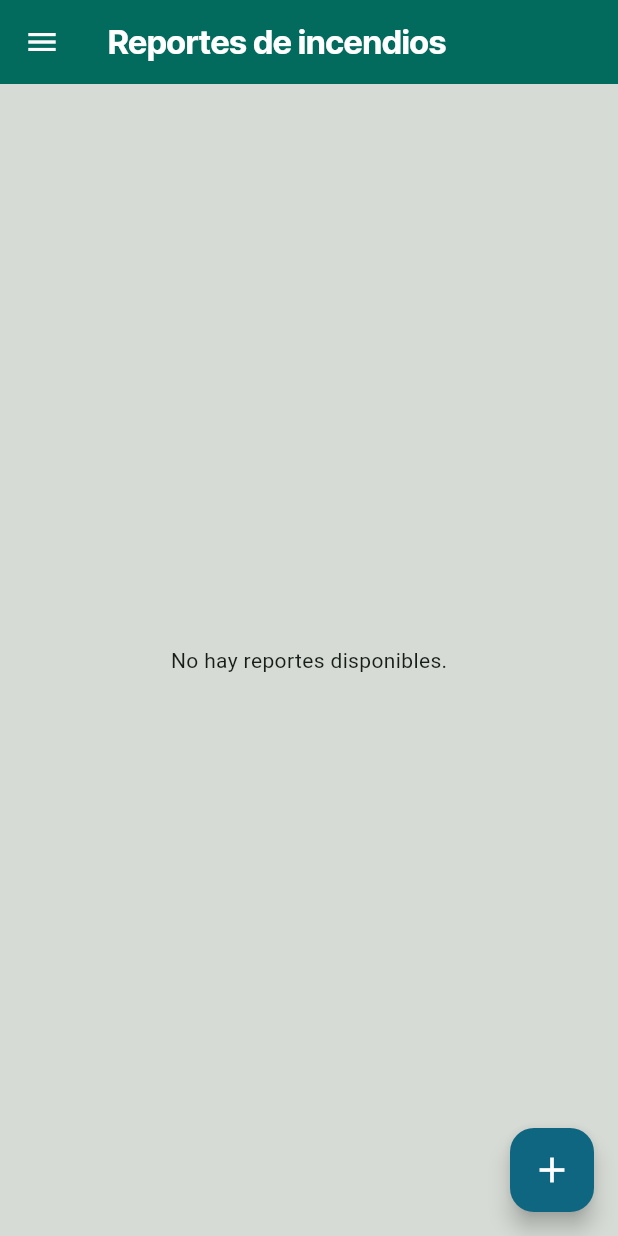
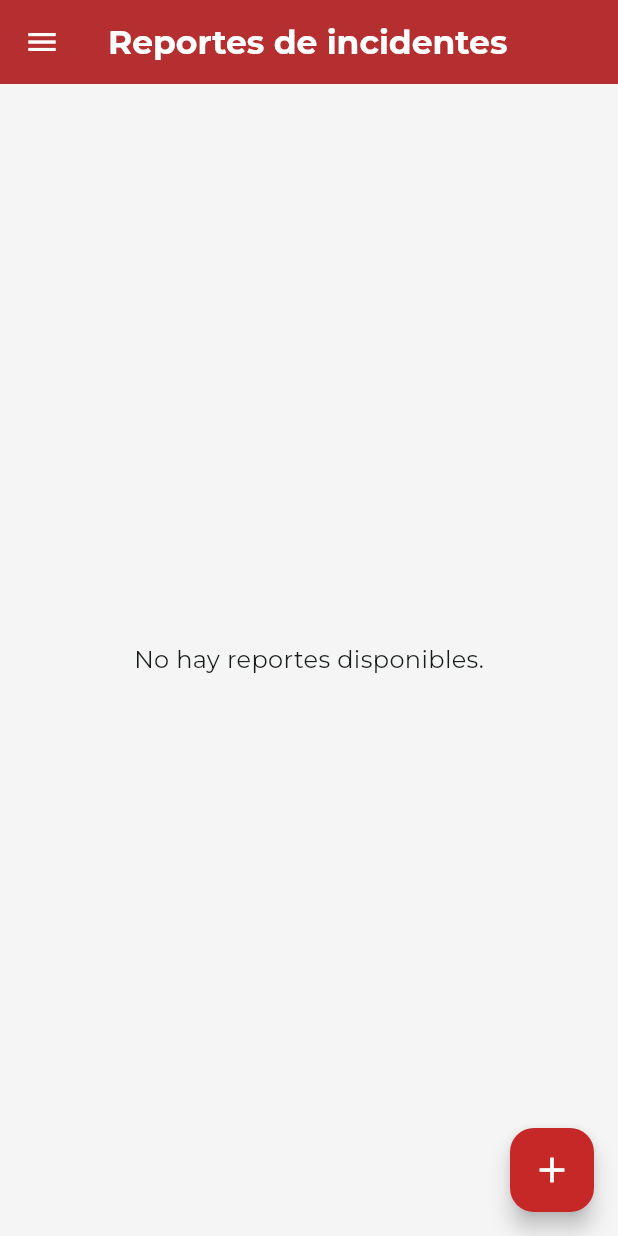
Before and after one commit to RodeMoon/app-bomberos, a Flutter app: the DashboardScreen screen opened by its route, on a phone screen of 412 x 824 dp. Run offline on Flutter 3.47's test engine with Material 3 defaults, Android fonts, the phone set to English and light mode, and no system bars; our stand-ins replace cloud_firestore, firebase_auth, firebase_core, firebase_database, firebase_storage, fluttertoast and 8 more; accounts and stored records are empty.

Commit message:
corrección dashboard

```diff
--- a/lib/screens/dashboard_screen.dart
+++ b/lib/screens/dashboard_screen.dart
@@ -14,10 +14,7 @@ class DashboardScreen extends StatefulWidget {
 }
 
 class _DashboardScreenState extends State<DashboardScreen> {
-  // Clave para el Scaffold
   final GlobalKey<ScaffoldState> _scaffoldKey = GlobalKey<ScaffoldState>();
-
-  int index = 0;
 
   final FirebaseAuth auth = FirebaseAuth.instance;
   User? user;
@@ -27,224 +24,265 @@ class _DashboardScreenState extends State<DashboardScreen> {
   @override
   void initState() {
     super.initState();
-    // Initialize user and email here
     user = FirebaseAuth.instance.currentUser;
 
-    if (user != null) {
-      name = user!.displayName ?? 'Usuario sin nombre';
-      email = user!.email ?? 'Correo no disponible';
-    } else {
-      name = 'Invitado';
-      email = 'Sin sesión';
-    }
+    name = user?.displayName ?? "Bombero";
+    email = user?.email ?? "correo@institucional.com";
   }
 
   @override
   Widget build(BuildContext context) {
-    //  TEMA PRINCIPAL
-    final defaultColorScheme = Theme.of(context).colorScheme;
-
     return Scaffold(
-      backgroundColor: defaultColorScheme.surfaceDim,
       key: _scaffoldKey,
-      // Asigna la clave al Scaffold
+      backgroundColor: const Color(0xFFF5F5F5),
       appBar: AppBar(
-        backgroundColor: defaultColorScheme.secondary,
-        leading: IconButton(
-          onPressed: () {
-            _scaffoldKey.currentState?.openDrawer(); // Abre el drawer
-          },
-          icon: Icon(
-            Icons.menu,
-            color: defaultColorScheme.onPrimary,
+        backgroundColor: const Color(0xFFC62828),
+        elevation: 4,
+        title: Text(
+          "Reportes de incidentes",
+          style: GoogleFonts.montserrat(
+            color: Colors.white,
+            fontWeight: FontWeight.w700,
           ),
         ),
-        title: Text(
-          "Reportes de incendios",
-          style: GoogleFonts.interTight(
-              fontWeight: FontWeight.bold,
-              color: defaultColorScheme.onPrimary),
-        ),
-        actions: const [
-          /*GestureDetector(
-            onTap: () {},
-            child: MouseRegion(
-              cursor: SystemMouseCursors.click,
-              child: IconButton(
-                onPressed: () {},
-                icon: Icon(
-                  Icons.ads_click_sharp,
-                  //color: defaultColorScheme.onPrimary,
+        leading: IconButton(
+          icon: const Icon(Icons.menu, color: Colors.white),
+          onPressed: () => _scaffoldKey.currentState?.openDrawer(),
         ),
       ),
-            ),
-          ),*/
-        ],
-      ),
-      drawer: myDrawer(),
-      body: StreamBuilder<QuerySnapshot>(
-        stream: FirebaseFirestore.instance
-            .collection('reportes')
-            //.orderBy('fecha', descending: true) // opcional: orden por fecha
-            .snapshots(),
+      drawer: buildInstitutionalDrawer(),
+      body: RefreshIndicator(
+        onRefresh: () async {
+          setState(() {}); // reconstruye la interfaz
+        },
+        child: StreamBuilder<QuerySnapshot>(
+          stream: FirebaseFirestore.instance.collection('reportes').snapshots(),
           builder: (context, snapshot) {
             if (snapshot.connectionState == ConnectionState.waiting) {
-            return const Center(child: CircularProgressIndicator());
+              return const Center(
+                  child: CircularProgressIndicator(color: Colors.red));
             }
 
             if (!snapshot.hasData || snapshot.data!.docs.isEmpty) {
-            return const Center(child: Text('No hay reportes disponibles.'));
+              return Center(
+                child: Text(
+                  'No hay reportes disponibles.',
+                  style: GoogleFonts.montserrat(fontSize: 16),
+                ),
+              );
             }
 
             final reportes = snapshot.data!.docs;
 
             return ListView.builder(
+              physics: const AlwaysScrollableScrollPhysics(),
+              padding: const EdgeInsets.all(12),
               itemCount: reportes.length,
               itemBuilder: (context, index) {
-              final data = reportes[index].data() as Map<String, dynamic>;
+                final doc = reportes[index];
+                final data = doc.data() as Map<String, dynamic>;
 
+                final descripcion =
+                    data['descripcion_servicio'] ?? "Sin descripción";
                 final fechaStr = data['fecha_reporte'];
-              final descripcion = data['descripcion_servicio'];
+                String fechaFormateada = "Sin fecha";
 
-              String fechaFormateada = 'Sin título';
-
-              if (fechaStr != null && fechaStr is String) {
+                if (fechaStr != null) {
                   try {
                     final fecha = DateTime.parse(fechaStr);
-                  fechaFormateada = '${fecha.day}/${fecha.month}/${fecha.year}';
-                } catch (e) {
-                  fechaFormateada = fechaStr; // Por si acaso ya está formateado
-                }
+                    fechaFormateada =
+                        "${fecha.day}/${fecha.month}/${fecha.year}";
+                  } catch (_) {}
                 }
 
-              return Column(
-                children: [
-                  ListTile(
+                return buildIncidentCard(
+                  context: context,
+                  fecha: fechaFormateada,
+                  descripcion: descripcion,
+                  docId: doc.id,
+                  data: data,
+                );
+              },
+            );
+          },
+        ),
+      ),
+      floatingActionButton: FloatingActionButton(
+        backgroundColor: const Color(0xFFC62828),
+        child: const Icon(Icons.add, size: 28, color: Colors.white),
+        onPressed: () => Navigator.push(
+          context,
+          MaterialPageRoute(builder: (context) => const ReportFormScreen()),
+        ),
+      ),
+    );
+  }
+
+  Widget buildIncidentCard({
+    required BuildContext context,
+    required String fecha,
+    required String descripcion,
+    required String docId,
+    required Map<String, dynamic> data,
+  }) {
+    return GestureDetector(
       onTap: () {
         Navigator.push(
           context,
           MaterialPageRoute(
-                          builder: (context) => DetailReportScreen(
-                            data: snapshot.data!.docs[index].data()
-                                as Map<String, dynamic>,
-                            docId: snapshot.data!.docs[index].id,
+            builder: (_) => DetailReportScreen(data: data, docId: docId),
+          ),
+        );
+      },
+      child: Card(
+        elevation: 3,
+        shadowColor: Colors.black26,
+        shape: RoundedRectangleBorder(borderRadius: BorderRadius.circular(14)),
+        margin: const EdgeInsets.only(bottom: 14),
+        child: Padding(
+          padding: const EdgeInsets.all(14.0),
+          child: Row(
+            children: [
+              Container(
+                padding: const EdgeInsets.all(12),
+                decoration: BoxDecoration(
+                  color: const Color(0xFFFFCDD2),
+                  borderRadius: BorderRadius.circular(12),
+                ),
+                child: const Icon(Icons.fire_truck,
+                    color: Color(0xFFC62828), size: 30),
+              ),
+              const SizedBox(width: 15),
+              Expanded(
+                child: Column(
+                  crossAxisAlignment: CrossAxisAlignment.start,
+                  children: [
+                    Text(
+                      fecha,
+                      style: GoogleFonts.montserrat(
+                        fontSize: 16,
+                        fontWeight: FontWeight.bold,
+                      ),
+                    ),
+                    Text(
+                      descripcion,
+                      maxLines: 2,
+                      overflow: TextOverflow.ellipsis,
+                      style: GoogleFonts.montserrat(fontSize: 14),
+                    ),
+                  ],
+                ),
+              ),
+              IconButton(
+                icon: const Icon(Icons.delete, color: Colors.red),
+                onPressed: () => confirmDelete(context, docId),
+              ),
+            ],
+          ),
         ),
       ),
     );
+  }
+
+  Widget buildInstitutionalDrawer() {
+    return Drawer(
+      backgroundColor: const Color(0xFFF2F2F2),
+      child: ListView(
+        children: [
+          Container(
+            color: const Color(0xFFC62828),
+            padding: const EdgeInsets.all(24),
+            child: Column(
+              children: [
+                CircleAvatar(
+                  radius: 45,
+                  backgroundImage: const AssetImage("assets/pfp.jpg"),
+                ),
+                const SizedBox(height: 12),
+                Text(
+                  name ?? "",
+                  style: GoogleFonts.montserrat(
+                    color: Colors.white,
+                    fontWeight: FontWeight.bold,
+                    fontSize: 18,
+                  ),
+                ),
+                Text(
+                  email ?? "",
+                  style: GoogleFonts.montserrat(
+                      color: Colors.white70, fontSize: 14),
+                ),
+              ],
+            ),
+          ),
+          ListTile(
+            leading: const Icon(Icons.person),
+            title: const Text("Perfil"),
+            trailing: const Icon(Icons.arrow_forward_ios_rounded, size: 16),
+            onTap: () {},
+          ),
+          ListTile(
+            leading: const Icon(Icons.info),
+            title: const Text("Acerca de"),
+            subtitle: const Text("Versión 1.0.2"),
+            trailing: const Icon(Icons.arrow_forward_ios_rounded, size: 16),
+          ),
+          const Divider(),
+          ListTile(
+            leading: const Icon(Icons.logout, color: Colors.red),
+            title: const Text("Cerrar sesión"),
+            trailing: const Icon(Icons.arrow_forward_ios_rounded, size: 16),
+            onTap: () {
+              Navigator.pop(context);
+              WidgetsBinding.instance.addPostFrameCallback((_) {
+                AuthService().signout(context: context);
+              });
             },
-                    leading: const Icon(Icons.file_copy),
-                    title: Text(fechaFormateada.toString()),
-                    subtitle: Text(descripcion ?? 'Sin descripción'),
-                    trailing: IconButton(
-                      icon: const Icon(Icons.delete, color: Colors.red),
-                      onPressed: () async {
-                        final docId = snapshot.data!.docs[index].id;
+          ),
+        ],
+      ),
+    );
+  }
 
-                        final confirm = await showDialog<bool>(
+  Future<void> confirmDelete(BuildContext context, String docId) async {
+    final confirmar = await showDialog<bool>(
       context: context,
-                          builder: (context) => AlertDialog(
-                            title: const Text('¿Eliminar reporte?'),
-                            content:
-                                const Text('Esta acción no se puede deshacer.'),
+      builder: (_) => AlertDialog(
+        title: const Text("Eliminar reporte"),
+        content: const Text("Esta acción no se puede deshacer."),
         actions: [
           TextButton(
-                                child: const Text('Cancelar'),
               onPressed: () => Navigator.pop(context, false),
-                              ),
+              child: const Text("Cancelar")),
           TextButton(
-                                child: const Text('Eliminar'),
-                                onPressed: () => Navigator.pop(context, true),
+            onPressed: () async {
+              Navigator.pop(context, false);
+              try {
+                await FirebaseFirestore.instance
+                    .collection('reportes')
+                    .doc(docId)
+                    .delete();
+                ScaffoldMessenger.of(context).showSnackBar(
+                  const SnackBar(
+                      content: Text('Reporte eliminado correctamente')),
+                );
+              } catch (e) {
+                ScaffoldMessenger.of(context).showSnackBar(
+                  const SnackBar(content: Text('Error al eliminar el reporte')),
+                );
+              }
+            },
+            child: const Text("Eliminar"),
           ),
         ],
       ),
     );
 
-                        if (confirm == true) {
+    if (confirmar == true) {
       await FirebaseFirestore.instance
           .collection('reportes')
           .doc(docId)
           .delete();
     }
-                      },
-                    ),
-                  ),
-                  const Divider(thickness: 0.5, endIndent: 25, indent: 25),
-                ],
-              );
-            },
-          );
-        },
-      ),
-      floatingActionButton: FloatingActionButton(
-        backgroundColor: defaultColorScheme.primary,
-        onPressed: () {
-          Navigator.push(
-            context,
-            MaterialPageRoute(builder: (context) => const ReportFormScreen()),
-          );
-        },
-        child: const Icon(Icons.add, color: Colors.white, size: 28),
-      ),
-    );
-  }
-
-  Widget myDrawer() {
-    return Drawer(
-      child: ListView(
-        children: [
-          UserAccountsDrawerHeader(
-            currentAccountPicture: ClipRRect(
-                borderRadius: BorderRadius.circular(100),
-                //child: selectedImage != null ? Image.file(selectedImage!) : const Image(image: AssetImage("assets/pfp.jpg"))),
-                child: const Image(image: AssetImage("assets/pfp.jpg"))),
-            accountName: Text(name ?? "nouser"),
-            accountEmail: Text(email ?? "noemail"),
-          ),
-          ListTile(
-            onTap: () {
-              //Navigator.pushNamed(context, "/movies");
-            },
-            title: const Text("Perfil"),
-            //subtitle: const Text("lorem ipsum"),
-            leading: const Icon(Icons.person),
-            trailing: const Icon(Icons.arrow_forward_ios_sharp),
-          ),
-          // ListTile(
-          //   onTap: () {
-          //     //Navigator.pushNamed(context, "/preferences_drawer");
-          //   },
-          //   title: const Text("Preferencias"),
-          //   subtitle: const Text("Tema / Fuente"),
-          //   leading: const Icon(Icons.room_preferences),
-          //   trailing: const Icon(Icons.arrow_forward_ios_sharp),
-          // ),
-          ListTile(
-            onTap: () {
-              //Navigator.pushNamed(context, "/settings_drawer");
-            },
-            title: const Text("Acerca de"),
-            subtitle: const Text("Versión 1.0.2"),
-            leading: const Icon(Icons.info),
-            trailing: const Icon(Icons.arrow_forward_ios_sharp),
-          ),
-          const Padding(
-              padding: EdgeInsets.all(8),
-              child: Divider(
-                height: 2,
-              )),
-          ListTile(
-            onTap: () async {
-              Navigator.of(context).pop(); // Cierra el Drawer primero
-              await Future.delayed(const Duration(milliseconds: 200));
-              AuthService().signout(context: context);
-            },
-            title: const Text("Cerrar sesión"),
-            //subtitle: const Text("Tema / Fuente"),
-            leading: const Icon(Icons.logout),
-            trailing: const Icon(Icons.arrow_forward_ios_sharp),
-          ),
-        ],
-      ),
-    );
   }
 }
```
Also changed, not shown: 1 other file. Lines whose indentation alone changed are shown as unchanged.
